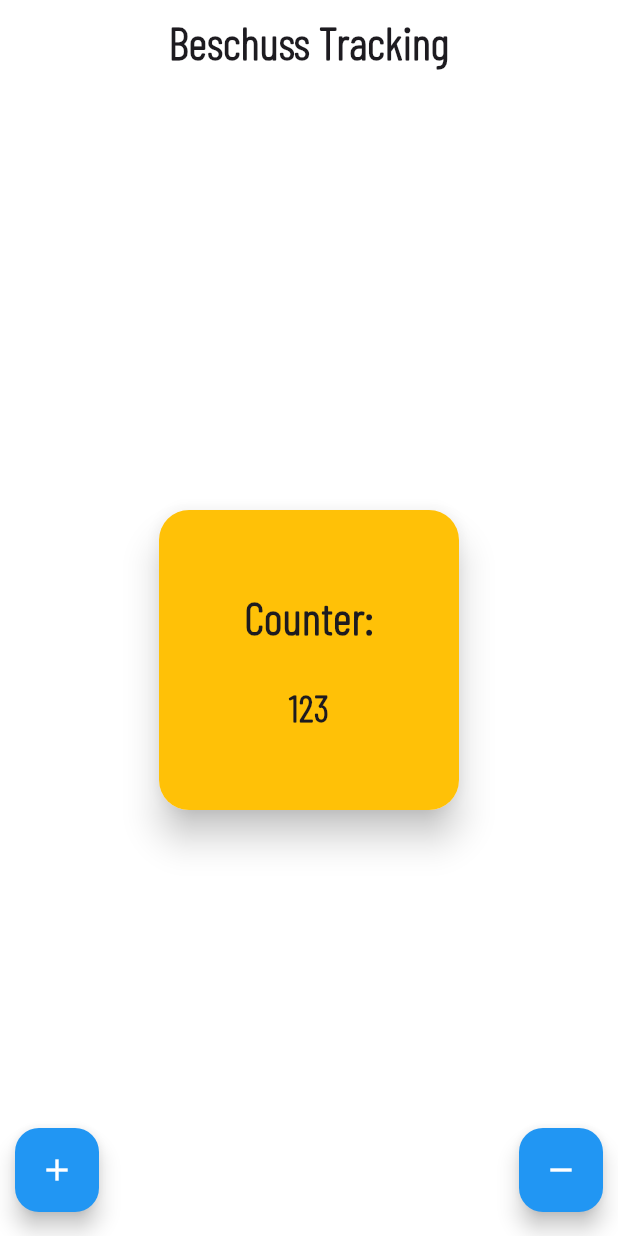
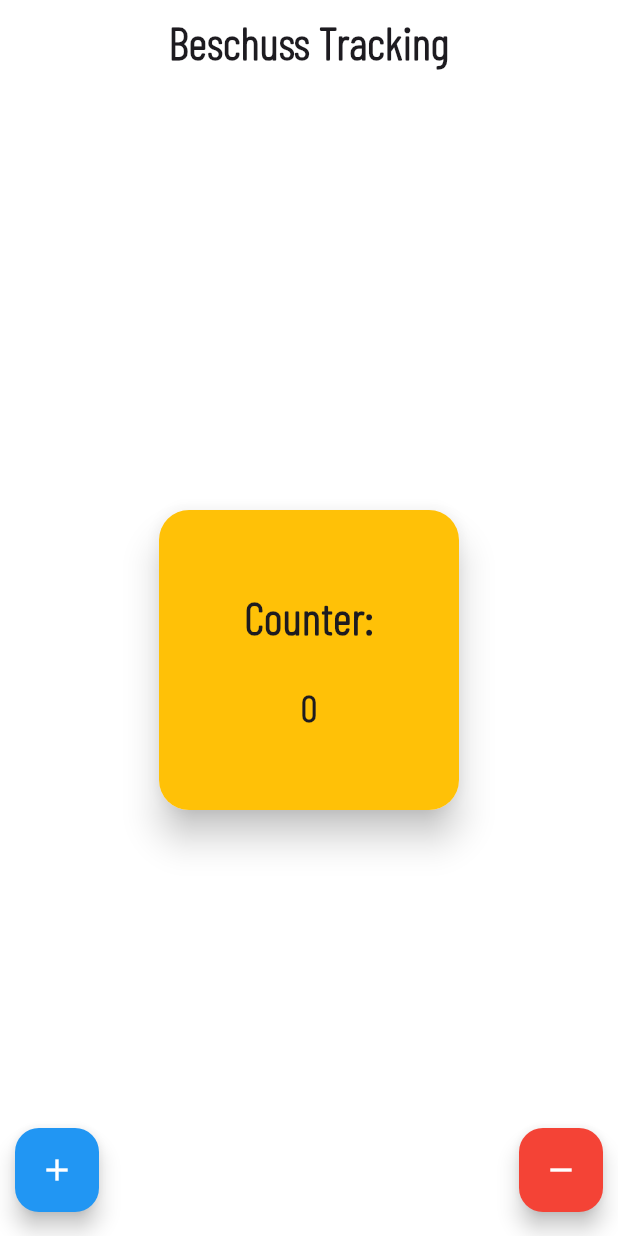
Before and after one commit to Tetoji/Flutter-Udemy-Course, a Flutter app: the screen it shows after launch, on a phone screen of 412 x 824 dp. Run offline on Flutter 3.47's test engine with Material 3 defaults, Android fonts, the phone set to English and light mode, and no system bars; drawn by our look-alikes of auto_size_text.

Commit message:
Easy counter with color change

```diff
--- a/udemy_app/lib/counter_site/counter_app_page.dart
+++ b/udemy_app/lib/counter_site/counter_app_page.dart
@@ -9,6 +9,22 @@ class CounterAppPage extends StatefulWidget {
 }
 
 class _CounterAppPageState extends State<CounterAppPage> {
+  int counter = 0;
+
+  void incrementcounter() {
+    setState(() {
+      counter++;
+      print(counter);
+    });
+  }
+
+  void decrementcounter() {
+    setState(() {
+      counter--;
+      print(counter);
+    });
+  }
+
   @override
   Widget build(BuildContext context) {
     return Scaffold(
@@ -34,7 +50,9 @@ class _CounterAppPageState extends State<CounterAppPage> {
             width: 200,
             decoration: BoxDecoration(
               borderRadius: BorderRadius.circular(20),
-              color: Colors.amber,
+              color: counter < 20
+                  ? Colors.amber
+                  : Colors.amberAccent, //! Wenn-Bedingung
             ),
             child: Column(
               mainAxisAlignment: MainAxisAlignment.center,
@@ -51,9 +69,9 @@ class _CounterAppPageState extends State<CounterAppPage> {
                 ),
                 Container(
                   padding: const EdgeInsets.only(top: 10),
-                  child: const Text(
-                    "123",
-                    style: TextStyle(
+                  child: Text(
+                    counter.toString(),
+                    style: const TextStyle(
                         fontFamily: 'BarlowCondensed',
                         fontSize: 25,
                         fontWeight: FontWeight.w600),
@@ -72,15 +90,15 @@ class _CounterAppPageState extends State<CounterAppPage> {
           children: [
             FloatingActionButton(
               backgroundColor: Colors.blue,
-              onPressed: () {},
+              onPressed: () => incrementcounter(),
               child: const Icon(
                 Icons.add,
                 color: Colors.white,
               ),
             ),
             FloatingActionButton(
-              backgroundColor: Colors.blue,
-              onPressed: () {},
+              backgroundColor: Colors.red,
+              onPressed: () => decrementcounter(),
               child: const Icon(
                 Icons.remove,
                 color: Colors.white,
```
